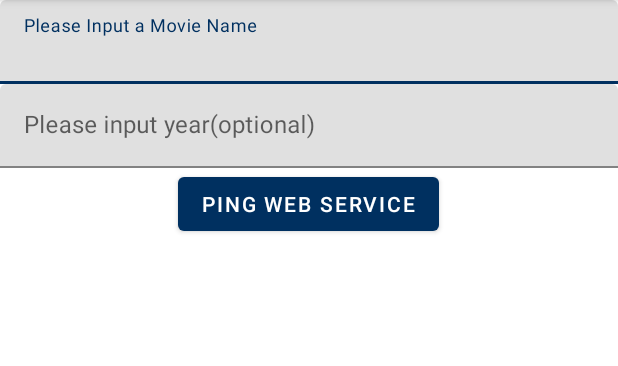
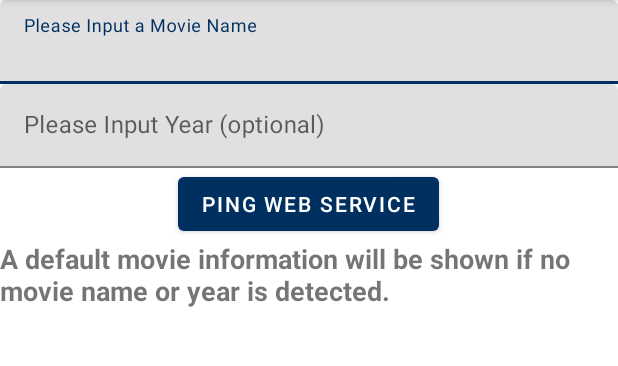
Before and after one commit to jenniferxsj/CS5520, an Android app: the WebServiceActivity screen opened directly, with no data from a screen before it, on a phone screen of 412 x 824 dp, the part 84-450 px from its top. Run offline under Robolectric (Android 15) with nearby library versions, the phone set to English and light mode, and no system bars.

Commit message:
fix widgets problem

```diff
--- a/app/src/main/java/com/example/numad22sp_shujunxiao/WebServiceActivity.java
+++ b/app/src/main/java/com/example/numad22sp_shujunxiao/WebServiceActivity.java
@@ -92,13 +92,12 @@ public class WebServiceActivity extends AppCompatActivity {
                 HttpURLConnection conn = (HttpURLConnection) url.openConnection();
                 conn.setRequestMethod("GET");
                 conn.setDoInput(true); //retrieve from the server
+                conn.connect();
 
-                conn.connect();
-                Log.d(TAG, "connection");
                 // Read response.
                 InputStream inputStream = conn.getInputStream();
                 final String resp = convertStreamToString(inputStream);
-                Log.d(TAG, resp);
+                Log.e(TAG, resp);
                 JSONObject jObject = new JSONObject(resp);
                 String jTitle = jObject.getString("Title");
                 String jContent = jObject.getString("Plot");
@@ -166,7 +165,7 @@ public class WebServiceActivity extends AppCompatActivity {
      */
     private String convertStreamToString(InputStream is) {
         Scanner s = new Scanner(is).useDelimiter("\\A");
-        return s.hasNext() ? s.next().replace(",", ",\n") : "";
+        return s.hasNext() ? s.next() : "";
     }
 
     private String convertInput(String s) {
--- a/app/src/main/res/layout/activity_web_service.xml
+++ b/app/src/main/res/layout/activity_web_service.xml
@@ -8,6 +8,7 @@
     tools:context=".WebServiceActivity">
 
     <ScrollView
+        android:id="@+id/scroll"
         android:layout_width="match_parent"
         android:layout_height="match_parent">
 
@@ -50,9 +51,9 @@
                         android:layout_height="wrap_content"
                         android:layout_marginTop="16dp"
                         android:layout_marginBottom="13dp"
-                        android:text="Loading"
+                        android:text="@string/loading"
                         android:textColor="@color/blue_700"
-                        android:textSize="16dp"
+                        android:textSize="16sp"
                         android:textStyle="bold"
                         app:layout_constraintBottom_toBottomOf="parent"
                         app:layout_constraintStart_toEndOf="@+id/progressBar"
@@ -71,7 +72,8 @@
                     android:layout_width="match_parent"
                     android:layout_height="wrap_content"
                     android:hint="@string/please_input_a_movie_name"
-                    android:textColorHint="#070707" />
+                    android:textColorHint="@color/blue_500"
+                    tools:ignore="TextContrastCheck" />
             </com.google.android.material.textfield.TextInputLayout>
 
             <com.google.android.material.textfield.TextInputLayout
@@ -82,7 +84,9 @@
                 <com.google.android.material.textfield.TextInputEditText
                     android:layout_width="match_parent"
                     android:layout_height="wrap_content"
-                    android:hint="Please input year(optional)" />
+                    android:hint="@string/please_input_year_optional"
+                    android:textColorHint="@color/blue_500"
+                    tools:ignore="TextContrastCheck" />
             </com.google.android.material.textfield.TextInputLayout>
 
             <Button
@@ -97,7 +101,7 @@
                 android:layout_width="match_parent"
                 android:layout_height="wrap_content"
                 android:singleLine="false"
-                android:text=""
+                android:text="@string/a_default_movie_information"
                 android:textSize="18sp"
                 android:textStyle="bold" />
 
--- a/app/src/main/res/values/strings.xml
+++ b/app/src/main/res/values/strings.xml
@@ -28,4 +28,7 @@
     <string name="ping_web_service">Ping Web Service</string>
     <string name="please_input_a_movie_name">Please Input a Movie Name</string>
     <string name="movie_poster">movie poster</string>
+    <string name="loading">Loading</string>
+    <string name="please_input_year_optional">Please Input Year (optional)</string>
+    <string name="a_default_movie_information">A default movie information will be shown if no movie name or year is detected.</string>
 </resources>
```
Also changed, not shown: 1 other file.
